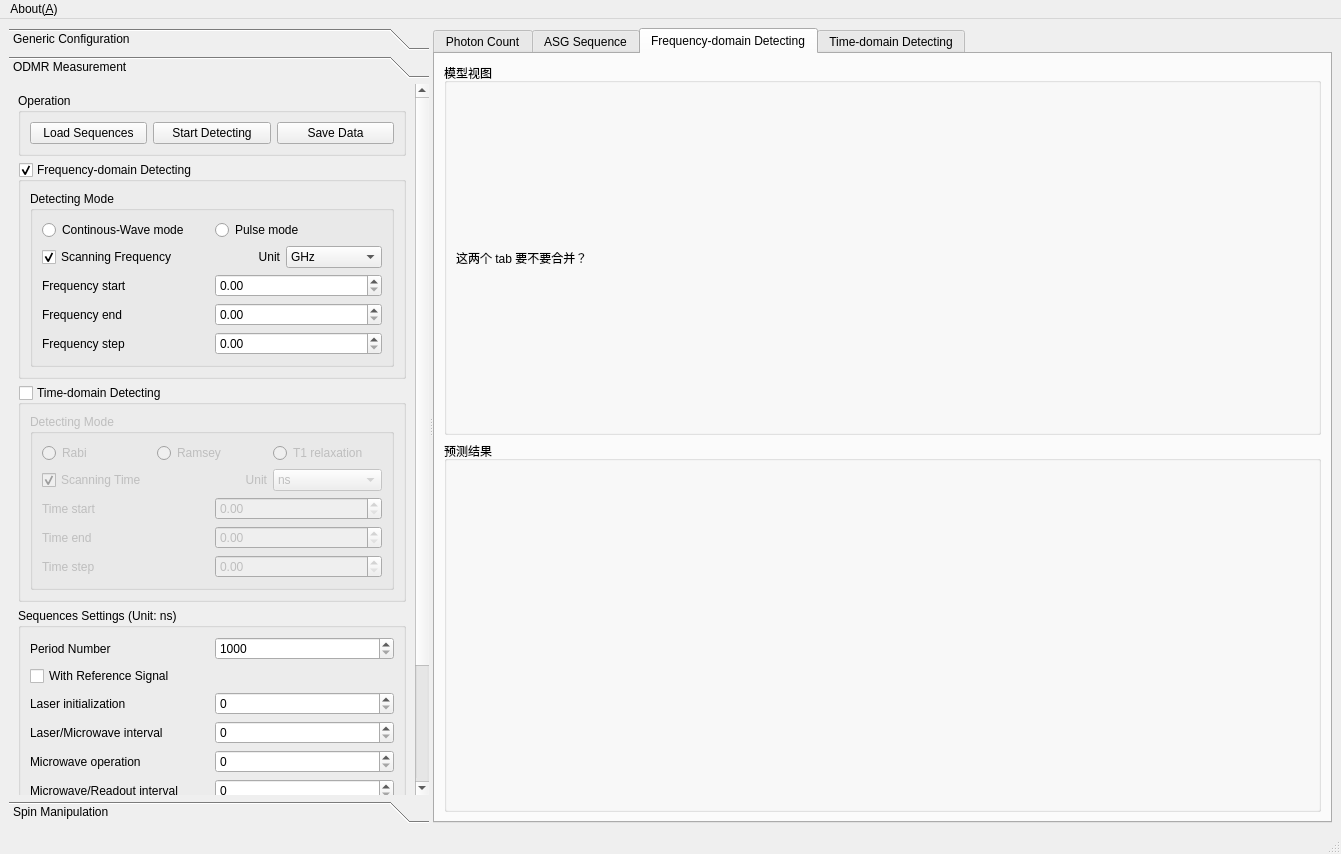
Qt form ui/odmactor_window.ui (Youngcius/odmactor-gui) before a commit.
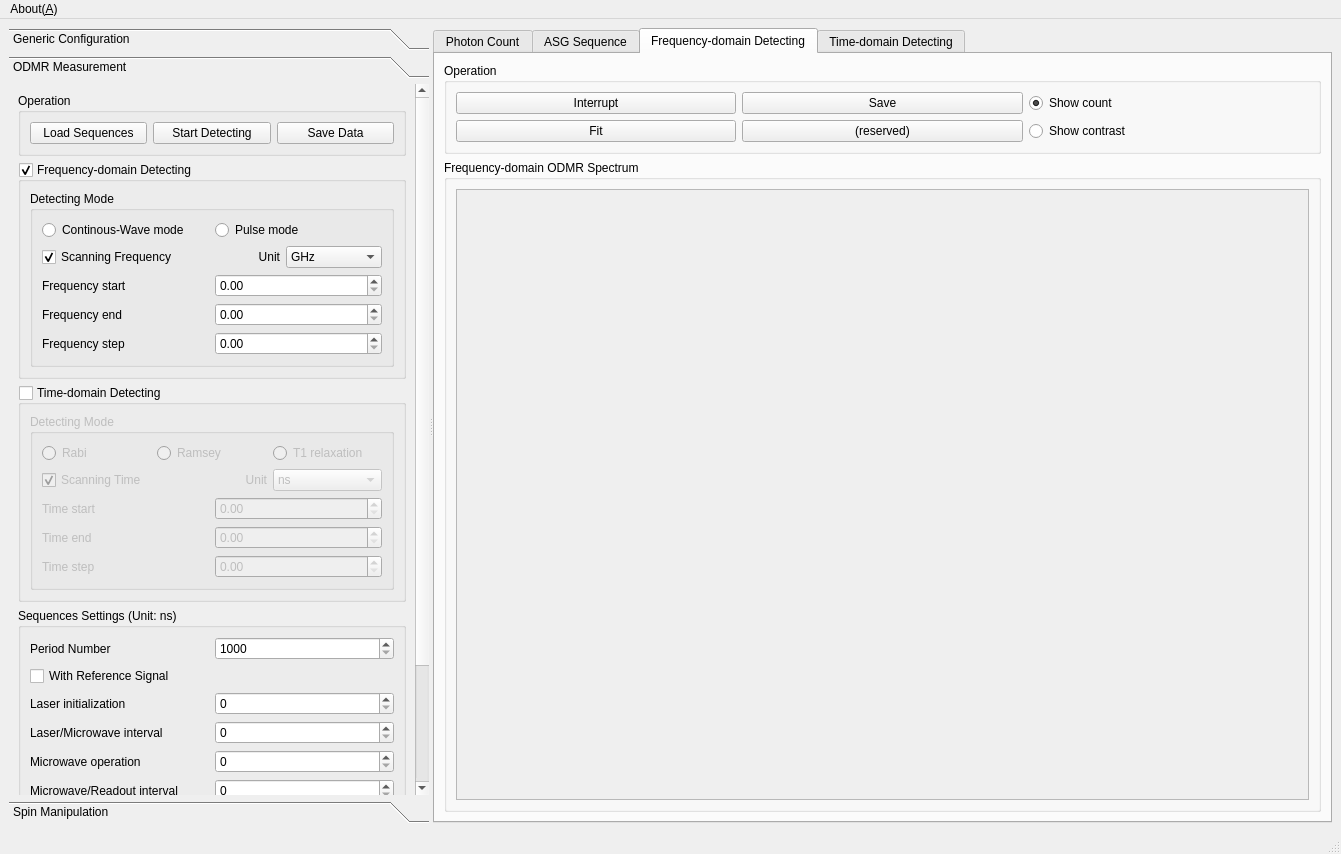
The same form after that commit. The open tabs and pages were chosen to show the change. Custom widgets are drawn as their Qt base class.

What changed in the file:
```diff
--- a/ui/odmactor_window.ui
+++ b/ui/odmactor_window.ui
@@ -1748,13 +1748,51 @@
          <item row="0" column="0">
           <widget class="QGroupBox" name="groupBoxModelView">
            <property name="title">
-            <string>模型视图</string>
+            <string>Operation</string>
            </property>
-           <layout class="QVBoxLayout" name="verticalLayout_3">
-            <item>
-             <widget class="QLabel" name="label_9">
+           <layout class="QGridLayout" name="gridLayout_15">
+            <item row="0" column="0">
+             <widget class="QPushButton" name="pushButton_6">
               <property name="text">
-               <string>这两个 tab 要不要合并？</string>
+               <string>Interrupt</string>
+              </property>
+             </widget>
+            </item>
+            <item row="0" column="1">
+             <widget class="QPushButton" name="pushButton_7">
+              <property name="text">
+               <string>Save</string>
+              </property>
+             </widget>
+            </item>
+            <item row="0" column="2">
+             <widget class="QRadioButton" name="radioButton">
+              <property name="text">
+               <string>Show count</string>
+              </property>
+              <property name="checked">
+               <bool>true</bool>
+              </property>
+             </widget>
+            </item>
+            <item row="1" column="0">
+             <widget class="QPushButton" name="pushButton_5">
+              <property name="text">
+               <string>Fit</string>
+              </property>
+             </widget>
+            </item>
+            <item row="1" column="1">
+             <widget class="QPushButton" name="pushButton_8">
+              <property name="text">
+               <string>(reserved)</string>
+              </property>
+             </widget>
+            </item>
+            <item row="1" column="2">
+             <widget class="QRadioButton" name="radioButton_2">
+              <property name="text">
+               <string>Show contrast</string>
               </property>
              </widget>
             </item>
@@ -1764,8 +1802,27 @@
          <item row="1" column="0">
           <widget class="QGroupBox" name="groupBoxResult">
            <property name="title">
-            <string>预测结果</string>
+            <string>Frequency-domain ODMR Spectrum</string>
            </property>
+           <layout class="QGridLayout" name="gridLayout_8">
+            <item row="0" column="0">
+             <widget class="QScrollArea" name="scrollArea_2">
+              <property name="widgetResizable">
+               <bool>true</bool>
+              </property>
+              <widget class="QWidget" name="scrollAreaWidgetContents_2">
+               <property name="geometry">
+                <rect>
+                 <x>0</x>
+                 <y>0</y>
+                 <width>839</width>
+                 <height>581</height>
+                </rect>
+               </property>
+              </widget>
+             </widget>
+            </item>
+           </layout>
           </widget>
          </item>
         </layout>
```
Left out of the diff: 62 changed lines with no effect on the pictures.
